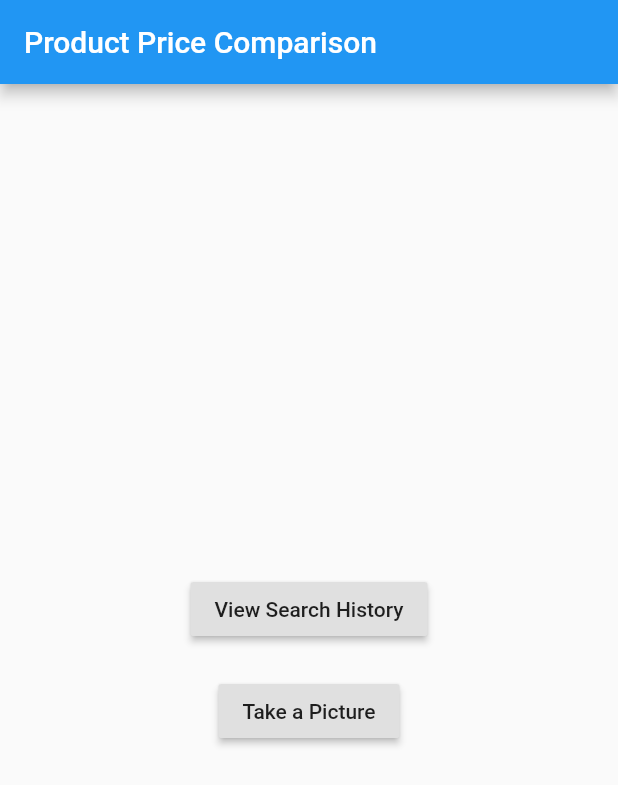
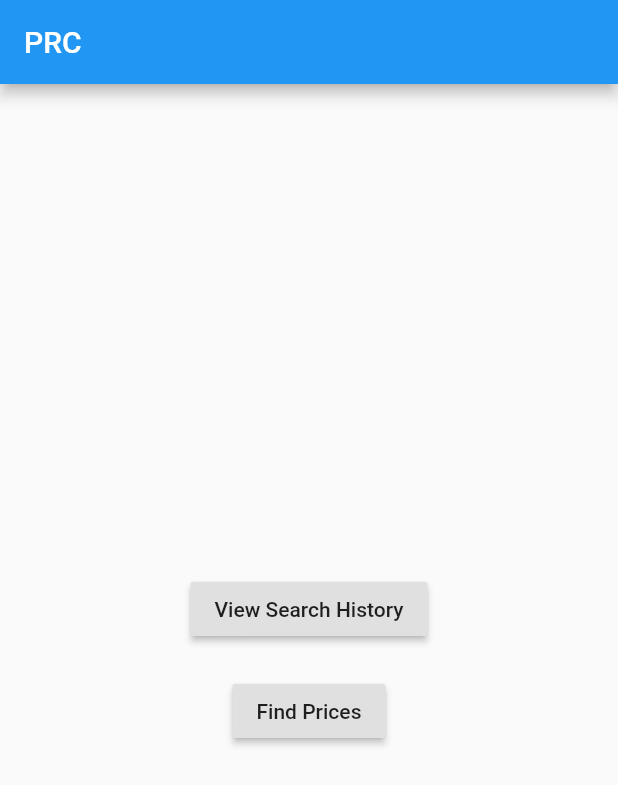
Before and after one commit to humanova/prc_app, a Flutter app: the screen it shows after launch, on a phone screen of 412 x 824 dp. Shown: the top 785 px of the screen. Run offline on Flutter 3.47's test engine with Material 2 defaults, Android fonts, the phone set to English and light mode, and no system bars; our stand-ins replace image_picker, shared_preferences.

```diff
--- a/lib/components/data_processor.dart
+++ b/lib/components/data_processor.dart
@@ -10,7 +10,7 @@ class DataResponse {
 }
 
 class DataProcessor {
-  final String apiUrl = 'http://localhost:8001/api/price';
+  final String apiUrl = 'https://humanova.space/api/price';
 
   Future<DataResponse> getPrices(String imageBase64) async {
     try {
@@ -23,7 +23,8 @@ class DataProcessor {
       );
 
       return DataResponse(
-          isSuccess: response.statusCode == 200, data: response.body);
+          isSuccess: response.statusCode == 200,
+          data: json.decode(utf8.decode(response.bodyBytes)));
     } catch (e) {
       return DataResponse(isSuccess: false, data: e.toString());
     }
@@ -34,11 +35,12 @@ class DataProcessor {
     final String image = jsonData['image'];
     final List<dynamic> pricesData = jsonData['prices'];
 
-    final List<Price> prices = pricesData.map((data) {
-      final String store = data['store'];
-      final double price = data['price'];
-      return Price(store: store, price: price);
-    }).toList();
+    final List<Price> prices = pricesData
+        .map((dynamic priceData) => Price(
+              store: priceData['store'],
+              price: priceData['price'].toDouble(),
+            ))
+        .toList();
 
     return Product(name: name, image: image, prices: prices);
   }
--- a/lib/components/product_card.dart
+++ b/lib/components/product_card.dart
@@ -37,7 +37,7 @@ class ProductCard extends StatelessWidget {
                     ),
                     SizedBox(height: 8.0),
                     Text(
-                      'Price: {product.prices.first.value} ₺',
+                      'Price: ${product.prices.first.price} ₺',
                       style: Theme.of(context).textTheme.subtitle1,
                     ),
                   ],
--- a/lib/main.dart
+++ b/lib/main.dart
@@ -10,7 +10,7 @@ class MyApp extends StatelessWidget {
   @override
   Widget build(BuildContext context) {
     return MaterialApp(
-      title: 'My App',
+      title: 'PRC',
       theme: ThemeData(
         primarySwatch: Colors.blue,
       ),
--- a/lib/screens/home_screen.dart
+++ b/lib/screens/home_screen.dart
@@ -7,7 +7,7 @@ class HomeScreen extends StatelessWidget {
   Widget build(BuildContext context) {
     return Scaffold(
       appBar: AppBar(
-        title: Text('Product Price Comparison'),
+        title: Text('PRC'),
       ),
       body: Center(
         child: Column(
@@ -31,7 +31,7 @@ class HomeScreen extends StatelessWidget {
                   MaterialPageRoute(builder: (context) => ImageScreen()),
                 );
               },
-              child: Text('Take a Picture'),
+              child: Text('Find Prices'),
             ),
           ],
         ),
```
Also changed, not shown: lib/screens/product_prices_screen.dart (+5 -3 lines), 2 other files.
